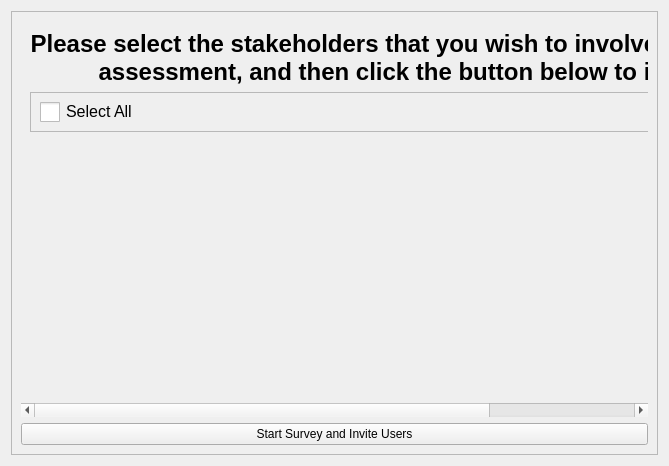
Above: src/ui_design/invite_user_to_survey.ui from mikukula/SAT before the change. Below: the same form after it.
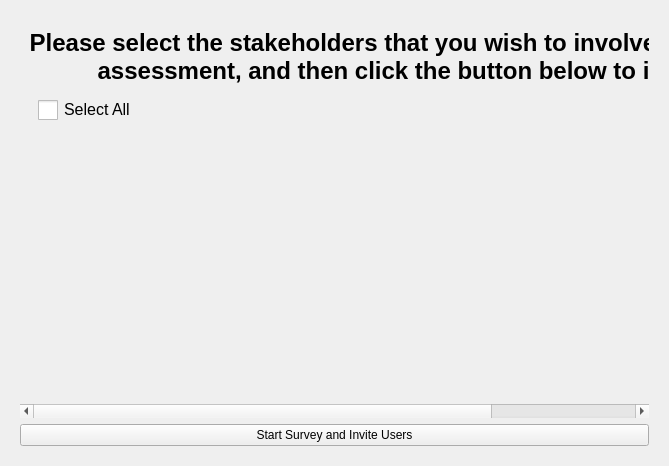
That is the form after the change.

Commit message: frame borders removed

Patch:
```diff
--- a/src/ui_design/invite_user_to_survey.ui
+++ b/src/ui_design/invite_user_to_survey.ui
@@ -17,7 +17,7 @@
    <item>
     <widget class="QFrame" name="invite_frame">
      <property name="frameShape">
-      <enum>QFrame::StyledPanel</enum>
+      <enum>QFrame::NoFrame</enum>
      </property>
      <property name="frameShadow">
       <enum>QFrame::Raised</enum>
@@ -51,7 +51,7 @@
           <item>
            <widget class="QFrame" name="frame">
             <property name="frameShape">
-             <enum>QFrame::StyledPanel</enum>
+             <enum>QFrame::NoFrame</enum>
             </property>
             <property name="frameShadow">
              <enum>QFrame::Raised</enum>
```
Left out of the diff: 12 changed lines with no effect on the pictures. The commit also changes 9 other files.
